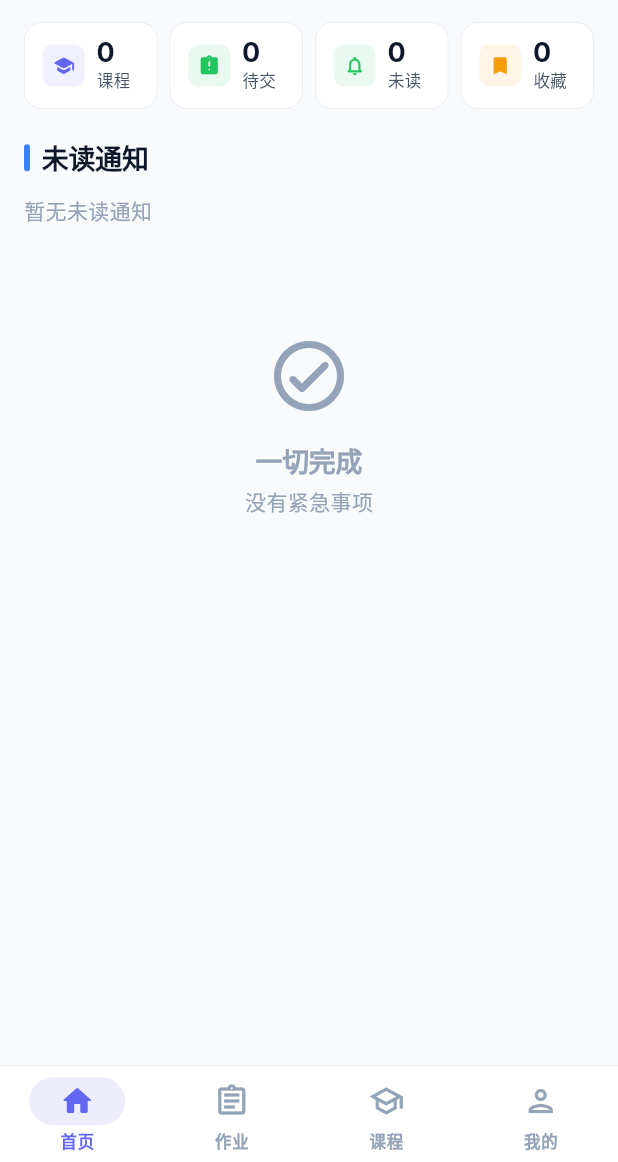
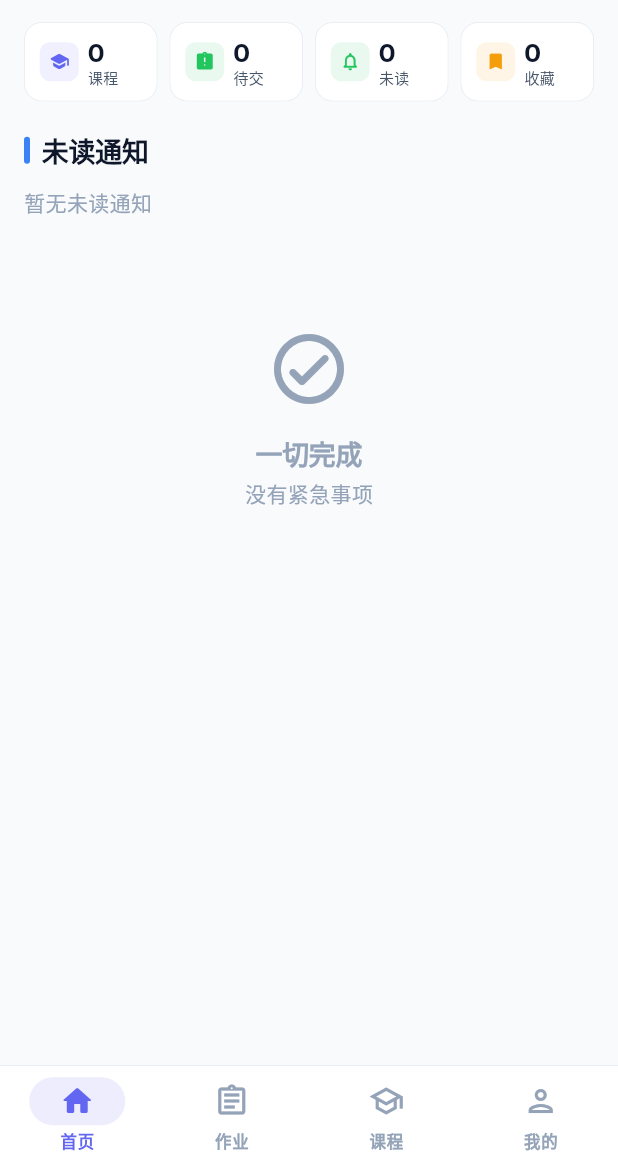
Before and after one commit to ShallowDream724/LearnY, a Flutter app: the HomeScreen screen opened by its route, on a phone screen of 412 x 824 dp, the part 74-1236 px from its top. Run offline on Flutter 3.47's test engine with Material 3 defaults, Android fonts, the phone set to English and light mode, and no system bars; our stand-ins replace connectivity_plus, cookie_jar, dio, dio_cookie_manager, drift, file_picker and 8 more; missing offline and left inert: flutter_pdfview; accounts and stored records are empty; generated files the repository leaves out were written again; network calls fail.

Commit message:
fix: polish home cards and schedule for beta release

```diff
--- a/lib/features/home/widgets/home_sections.dart
+++ b/lib/features/home/widgets/home_sections.dart
@@ -172,8 +172,12 @@ class HomeTodayScheduleSection extends ConsumerStatefulWidget {
 }
 
 class _HomeTodayScheduleSectionState
-    extends ConsumerState<HomeTodayScheduleSection> {
+    extends ConsumerState<HomeTodayScheduleSection>
+    with AutomaticKeepAliveClientMixin<HomeTodayScheduleSection> {
   late final PageController _pageController;
+
+  @override
+  bool get wantKeepAlive => true;
 
   @override
   void initState() {
@@ -191,6 +195,7 @@ class _HomeTodayScheduleSectionState
 
   @override
   Widget build(BuildContext context) {
+    super.build(context);
     final authState = ref.watch(authProvider);
     if (!authState.isLoggedIn) {
       return const SizedBox.shrink();
@@ -203,17 +208,6 @@ class _HomeTodayScheduleSectionState
     final currentItems =
         scheduleAsync.valueOrNull?.itemsFor(currentDay) ??
         const <TodayScheduleItem>[];
-
-    ref.listen<int>(homeSchedulePageIndexProvider, (previous, next) {
-      if (!_pageController.hasClients) return;
-      final page = _pageController.page?.round() ?? _pageController.initialPage;
-      if (page == next) return;
-      _pageController.animateToPage(
-        next,
-        duration: const Duration(milliseconds: 260),
-        curve: Curves.easeOutCubic,
-      );
-    });
 
     return Column(
       crossAxisAlignment: CrossAxisAlignment.start,
--- a/lib/features/home/widgets/stat_card.dart
+++ b/lib/features/home/widgets/stat_card.dart
@@ -1,17 +1,9 @@
-/// Stat card widget — compact numeric summary with icon.
-/// Horizontal layout: icon left, number + label right.
 import 'package:flutter/material.dart';
 
 import '../../../core/design/app_theme_colors.dart';
 import '../../../core/design/typography.dart';
 
 class StatCard extends StatelessWidget {
-  final String label;
-  final String value;
-  final IconData icon;
-  final Color color;
-  final VoidCallback? onTap;
-
   const StatCard({
     super.key,
     required this.label,
@@ -21,9 +13,27 @@ class StatCard extends StatelessWidget {
     this.onTap,
   });
 
+  final String label;
+  final String value;
+  final IconData icon;
+  final Color color;
+  final VoidCallback? onTap;
+
   @override
   Widget build(BuildContext context) {
     final c = context.colors;
+
+    return LayoutBuilder(
+      builder: (context, constraints) {
+        final compact = constraints.maxWidth < 92;
+        final horizontalPadding = compact ? 10.0 : 12.0;
+        final iconBoxSize = compact ? 26.0 : 28.0;
+        final iconSize = compact ? 14.0 : 15.0;
+        final contentGap = compact ? 6.0 : 8.0;
+        final numberFontSize = compact ? 17.0 : 18.0;
+        final numberHeight = compact ? 20.0 : 21.0;
+        final labelFontSize = compact ? 10.0 : 11.0;
+        final labelHeight = compact ? 12.0 : 13.0;
 
         return Material(
           color: Colors.transparent,
@@ -31,7 +41,10 @@ class StatCard extends StatelessWidget {
             onTap: onTap,
             borderRadius: BorderRadius.circular(12),
             child: Ink(
-          padding: const EdgeInsets.symmetric(horizontal: 12, vertical: 10),
+              padding: EdgeInsets.symmetric(
+                horizontal: horizontalPadding,
+                vertical: 10,
+              ),
               decoration: BoxDecoration(
                 color: c.surface,
                 borderRadius: BorderRadius.circular(12),
@@ -40,33 +53,54 @@ class StatCard extends StatelessWidget {
               child: Row(
                 children: [
                   Container(
-                width: 28,
-                height: 28,
+                    width: iconBoxSize,
+                    height: iconBoxSize,
                     decoration: BoxDecoration(
                       color: color.withAlpha(25),
                       borderRadius: BorderRadius.circular(7),
                     ),
-                child: Icon(icon, color: color, size: 15),
+                    child: Icon(icon, color: color, size: iconSize),
                   ),
-              const SizedBox(width: 8),
+                  SizedBox(width: contentGap),
                   Expanded(
                     child: Column(
                       crossAxisAlignment: CrossAxisAlignment.start,
                       mainAxisSize: MainAxisSize.min,
                       children: [
-                    Text(
+                        SizedBox(
+                          width: double.infinity,
+                          height: numberHeight,
+                          child: FittedBox(
+                            fit: BoxFit.scaleDown,
+                            alignment: Alignment.centerLeft,
+                            child: Text(
                               value,
+                              maxLines: 1,
+                              softWrap: false,
                               style: AppTypography.statMedium.copyWith(
                                 color: c.text,
-                        fontSize: 18,
+                                fontSize: numberFontSize,
+                                height: 1.05,
+                              ),
+                            ),
+                          ),
+                        ),
+                        SizedBox(
+                          width: double.infinity,
+                          height: labelHeight,
+                          child: FittedBox(
+                            fit: BoxFit.scaleDown,
+                            alignment: Alignment.centerLeft,
+                            child: Text(
+                              label,
+                              maxLines: 1,
+                              softWrap: false,
+                              style: AppTypography.bodySmall.copyWith(
+                                color: c.subtitle,
+                                fontSize: labelFontSize,
                                 height: 1.1,
                               ),
                             ),
-                    Text(
-                      label,
-                      style: AppTypography.bodySmall.copyWith(
-                        color: c.subtitle,
-                        fontSize: 11,
                           ),
                         ),
                       ],
@@ -77,5 +111,7 @@ class StatCard extends StatelessWidget {
             ),
           ),
         );
+      },
+    );
   }
 }
--- a/pubspec.yaml
+++ b/pubspec.yaml
@@ -1,7 +1,7 @@
 name: learn_y
 description: "LearnY - A premium client for Tsinghua University Web Learning"
 publish_to: 'none'
-version: 0.1.0-beta+1
+version: 0.1.0-beta+2
 
 environment:
   sdk: ^3.11.1
```
Lines whose indentation alone changed are shown as unchanged.
